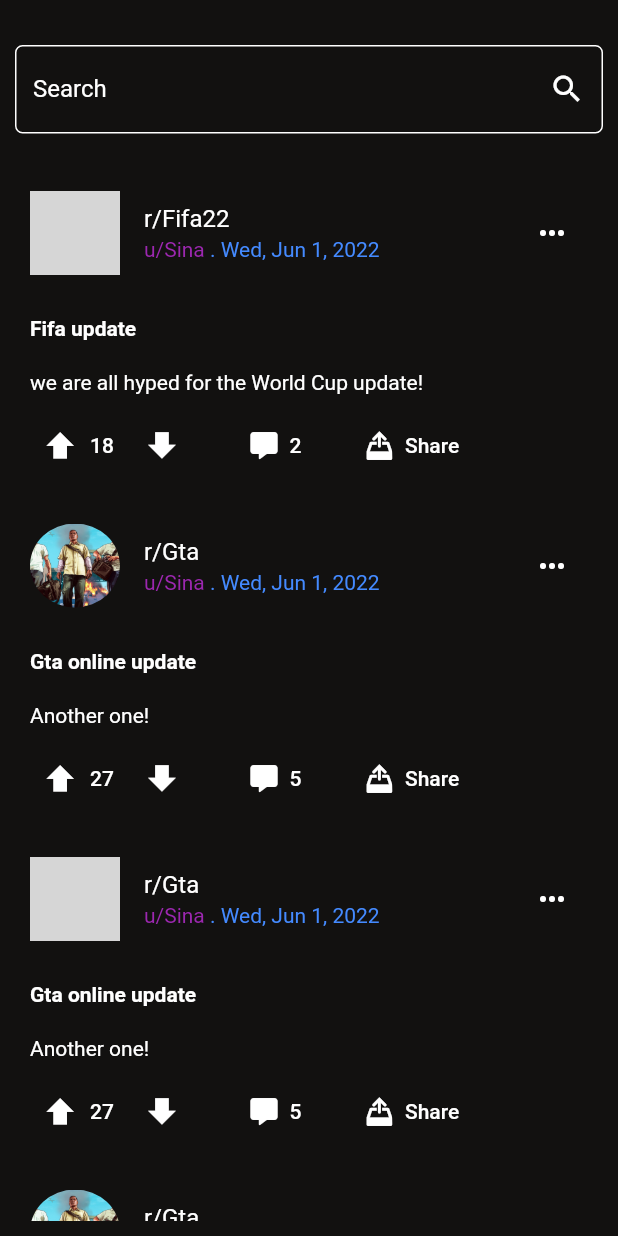
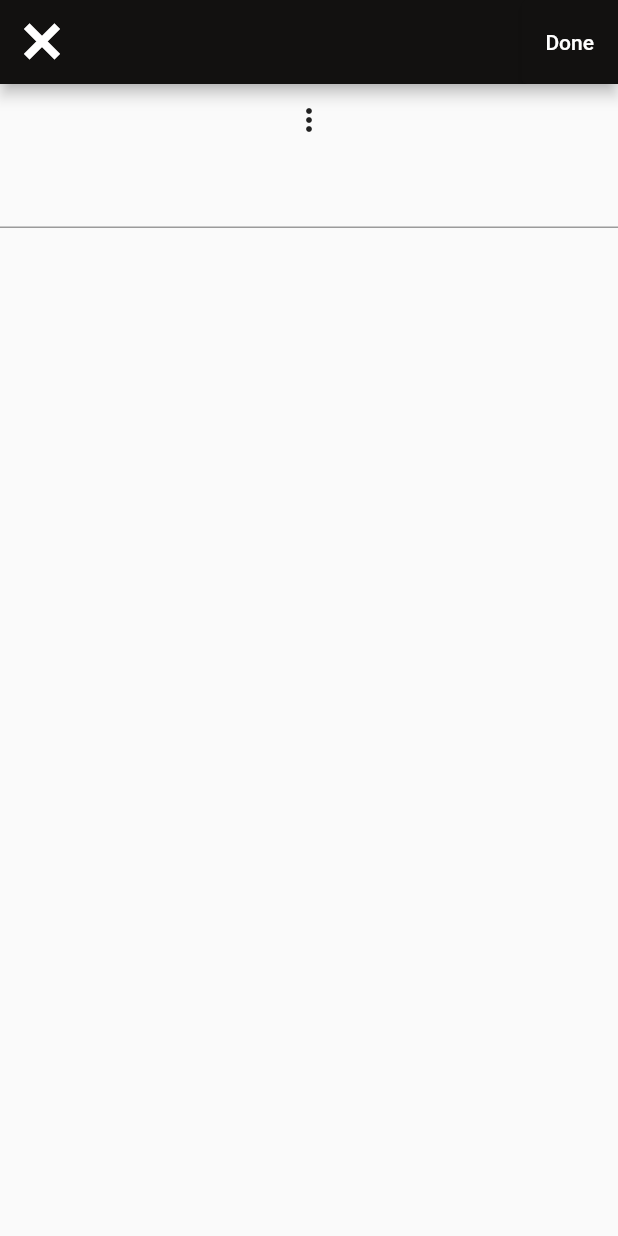
Before and after one commit to SinaArabi/AP-Final-Project, a Flutter app: the screen it shows after launch, on a phone screen of 412 x 824 dp. Run offline on Flutter 3.47's test engine with Material 2 defaults, Android fonts, the phone set to English and light mode, and no system bars; grey boxes are pictures that could not be loaded.

Commit message:
add post appbar added

```diff
--- /dev/null
+++ b/reddit_sos/lib/addPost.dart
@@ -0,0 +1,55 @@
+import 'package:flutter/material.dart';
+import 'package:flutter/src/widgets/framework.dart';
+import 'package:intl/intl.dart';
+import 'package:flutter/src/foundation/key.dart';
+import 'package:reddit_sos/icons.dart';
+import './post.dart';
+
+class addPost extends StatefulWidget {
+  const addPost({Key? key}) : super(key: key);
+
+  @override
+  State<addPost> createState() => _addPostState();
+}
+
+class _addPostState extends State<addPost> {
+  @override
+  Widget build(BuildContext context) {
+    return Scaffold(
+      appBar: AppBar(
+        backgroundColor: Theme.of(context).primaryColor,
+        leading: IconButton(
+            onPressed: () {},
+            icon: Icon(
+              Votes.cancel_1,
+              color: Colors.white,
+            )),
+        actions: [
+          ElevatedButton(
+            style: ElevatedButton.styleFrom(
+                primary: Theme.of(context).primaryColor),
+            onPressed: () {},
+            child: Text(
+              "Done",
+              style: TextStyle(color: Colors.white),
+            ),
+          )
+        ],
+      ),
+      body: Column(
+        children: [
+          Container(
+            child: PopupMenuButton(itemBuilder: (context) => [
+              PopupMenuItem(child: Text("salam"),),
+            ],),
+          ),
+          Container(
+            child: Column(children: [
+              TextField(),
+            ]),
+          ),
+        ],
+      ),
+    );
+  }
+}
--- a/reddit_sos/lib/feed.dart
+++ b/reddit_sos/lib/feed.dart
@@ -3,7 +3,6 @@ import 'package:flutter/src/widgets/framework.dart';
 import 'package:intl/intl.dart';
 import 'package:flutter/src/foundation/key.dart';
 import 'package:reddit_sos/icons.dart';
-
 import './post.dart';
 import './commentDisplay.dart';
 
--- a/reddit_sos/lib/icons.dart
+++ b/reddit_sos/lib/icons.dart
@@ -6,24 +6,15 @@ class Votes {
   static const _kFontFam = 'Votes';
   static const String? _kFontPkg = null;
 
-  static const IconData upload =
-      IconData(0xe800, fontFamily: _kFontFam, fontPackage: _kFontPkg);
-  static const IconData up =
-      IconData(0xe801, fontFamily: _kFontFam, fontPackage: _kFontPkg);
-  static const IconData down =
-      IconData(0xe802, fontFamily: _kFontFam, fontPackage: _kFontPkg);
-  static const IconData up_bold =
-      IconData(0xe803, fontFamily: _kFontFam, fontPackage: _kFontPkg);
-  static const IconData down_bold =
-      IconData(0xe804, fontFamily: _kFontFam, fontPackage: _kFontPkg);
-  static const IconData comment =
-      IconData(0xe805, fontFamily: _kFontFam, fontPackage: _kFontPkg);
-  static const IconData comment_inv =
-      IconData(0xe806, fontFamily: _kFontFam, fontPackage: _kFontPkg);
-  static const IconData th_thumb =
-      IconData(0xf00a, fontFamily: _kFontFam, fontPackage: _kFontPkg);
-  static const IconData upload_1 =
-      IconData(0xf02f, fontFamily: _kFontFam, fontPackage: _kFontPkg);
-  static const IconData comment_alt =
-      IconData(0xf27a, fontFamily: _kFontFam, fontPackage: _kFontPkg);
+  static const IconData upload = IconData(0xe800, fontFamily: _kFontFam, fontPackage: _kFontPkg);
+  static const IconData up = IconData(0xe801, fontFamily: _kFontFam, fontPackage: _kFontPkg);
+  static const IconData down = IconData(0xe802, fontFamily: _kFontFam, fontPackage: _kFontPkg);
+  static const IconData up_bold = IconData(0xe803, fontFamily: _kFontFam, fontPackage: _kFontPkg);
+  static const IconData down_bold = IconData(0xe804, fontFamily: _kFontFam, fontPackage: _kFontPkg);
+  static const IconData comment = IconData(0xe805, fontFamily: _kFontFam, fontPackage: _kFontPkg);
+  static const IconData comment_inv = IconData(0xe806, fontFamily: _kFontFam, fontPackage: _kFontPkg);
+  static const IconData cancel_1 = IconData(0xe808, fontFamily: _kFontFam, fontPackage: _kFontPkg);
+  static const IconData th_thumb = IconData(0xf00a, fontFamily: _kFontFam, fontPackage: _kFontPkg);
+  static const IconData upload_1 = IconData(0xf02f, fontFamily: _kFontFam, fontPackage: _kFontPkg);
+  static const IconData comment_alt = IconData(0xf27a, fontFamily: _kFontFam, fontPackage: _kFontPkg);
 }
--- a/reddit_sos/lib/main.dart
+++ b/reddit_sos/lib/main.dart
@@ -1,4 +1,5 @@
 import 'package:flutter/material.dart';
+import 'package:reddit_sos/addPost.dart';
 import 'package:reddit_sos/comment.dart';
 import 'package:reddit_sos/post.dart';
 import 'package:reddit_sos/postView.dart';
@@ -156,7 +157,8 @@ class defaultPage extends StatelessWidget {
       ),
       home:
           // postView(myPost),
-          feed(myPosts),
+          // feed(myPosts),
+          addPost(),
     );
   }
 }
```
Also changed, not shown: reddit_sos/assets/fonts/Votes.ttf.
